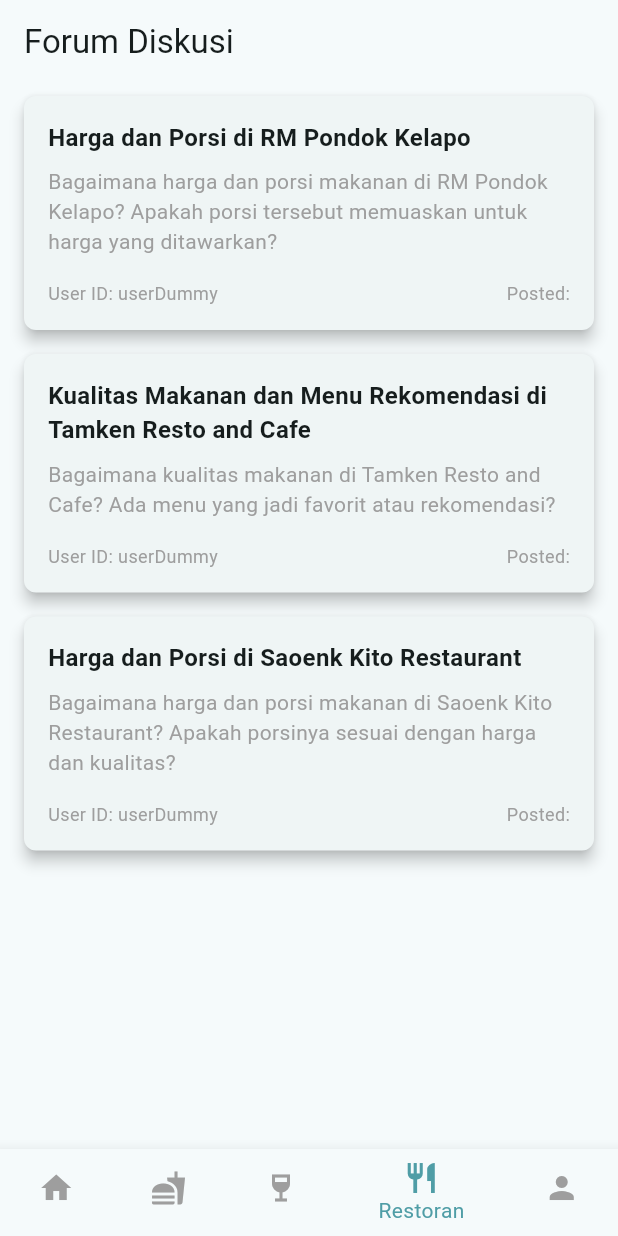
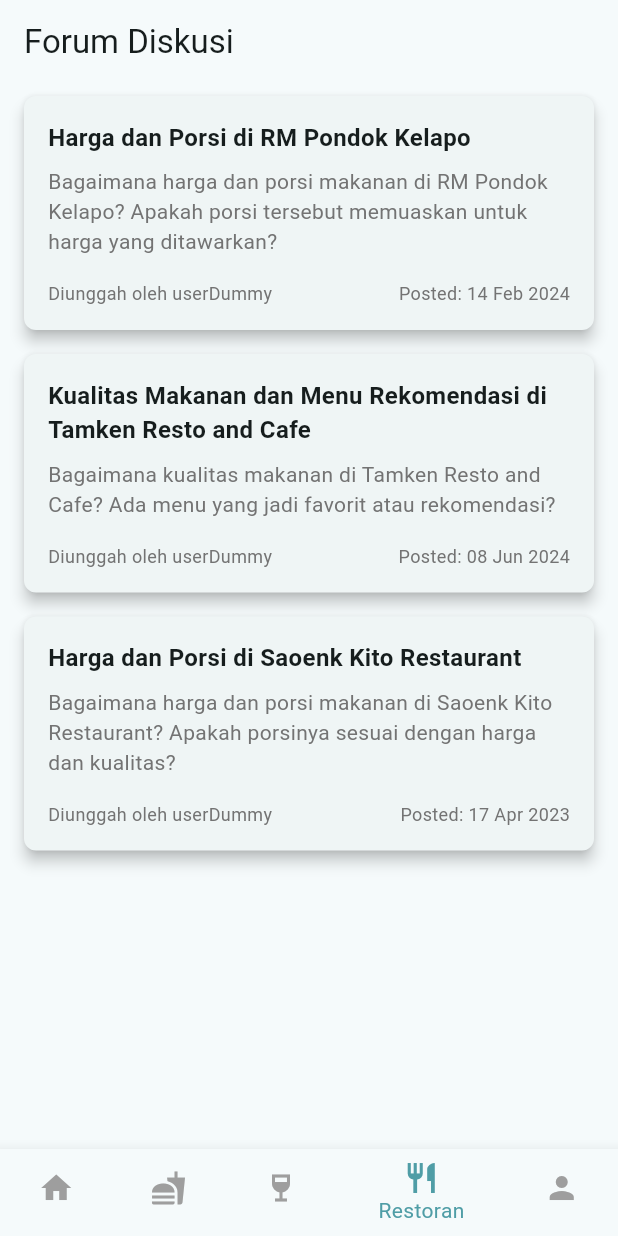
Before and after one commit to D02-PBP-2024/RasaPalembangMobile, a Flutter app: the screen it shows after launch, item 4 of the bottom bar chosen, on a phone screen of 412 x 824 dp. Run offline on Flutter 3.47's test engine with Material 3 defaults, Android fonts, the phone set to English and light mode, and no system bars; our stand-ins replace shared_preferences; network calls fail.

Commit message:
feat: tambah forum_detail dan tampilkan

```diff
--- a/lib/screens/forum/forum_list.dart
+++ b/lib/screens/forum/forum_list.dart
@@ -1,5 +1,6 @@
 import 'package:flutter/material.dart';
 import 'package:rasapalembang/models/forum.dart';
+import 'package:rasapalembang/screens/forum/forum_detail.dart';
 import 'package:rasapalembang/widget/rp_forum_card.dart';
 
 class ForumListPage extends StatelessWidget {
@@ -52,7 +53,7 @@ class ForumListPage extends StatelessWidget {
             topik: forum.fields.topik,
             pesan: forum.fields.pesan,
             tanggalPosting: forum.fields.tanggalPosting,
-            user: "userDummy",
+            user: "userDummy", // TODO: masih userDummy, nanti benerin lagi
             onTap: () {
               Navigator.push(
                 context,
@@ -67,21 +68,3 @@ class ForumListPage extends StatelessWidget {
     );
   }
 }
-
-class ForumDetailPage extends StatelessWidget {
-  final Forum forum;
-
-  const ForumDetailPage({super.key, required this.forum});
-
-  @override
-  Widget build(BuildContext context) {
-    return Scaffold(
-      appBar: AppBar(
-        title: const Text("Detail Forum"),
-      ),
-      body: Center(
-        child: Text("Detail untuk Forum PK: $forum"),
-      ),
-    );
-  }
-}
--- a/lib/widget/rp_forum_card.dart
+++ b/lib/widget/rp_forum_card.dart
@@ -1,4 +1,6 @@
 import 'package:flutter/material.dart';
+import 'package:intl/intl.dart';
+import 'package:rasapalembang/utils/color_constants.dart';
 
 class RPForumCard extends StatelessWidget {
   final String topik;
@@ -43,19 +45,19 @@ class RPForumCard extends StatelessWidget {
                 pesan,
                 maxLines: 3,
                 overflow: TextOverflow.ellipsis,
-                style: const TextStyle(fontSize: 14, color: Colors.grey),
+                style: const TextStyle(fontSize: 14, color: RPColors.textSecondary),
               ),
               const SizedBox(height: 16),
               Row(
                 mainAxisAlignment: MainAxisAlignment.spaceBetween,
                 children: [
                   Text(
-                    "User ID: $user",
-                    style: const TextStyle(fontSize: 12, color: Colors.grey),
+                    "Diunggah oleh $user",
+                    style: const TextStyle(fontSize: 12, color: RPColors.textSecondary),
                   ),
                   Text(
-                    "Posted: ${tanggalPosting.toLocal()}".split(' ')[0],
-                    style: const TextStyle(fontSize: 12, color: Colors.grey),
+                    "Posted: ${DateFormat('dd MMM yyyy').format(tanggalPosting)}",
+                    style: const TextStyle(fontSize: 12, color: RPColors.textSecondary),
                   ),
                 ],
               ),
```
Also changed, not shown: lib/screens/forum/forum_detail.dart (added, +59 -0 lines).
